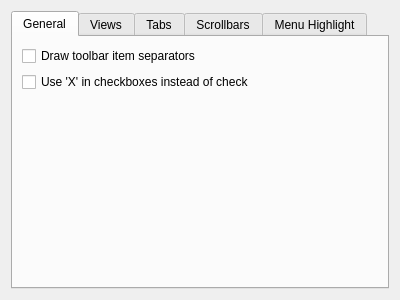
Before: the Qt Designer form kstyles/oxygen/config/ui/oxygenappearanceconfigwidget.ui in mgottschlag/kwin-tiling, drawn with Qt 5.
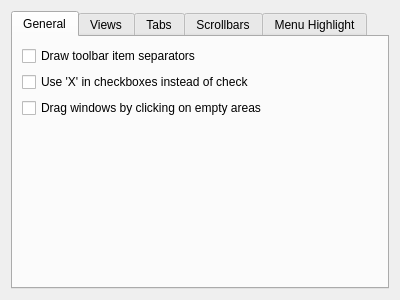
After: the same form once the commit is applied. Custom widgets are drawn as their Qt base class.

Commit message: added option to drag (=move) windows using left mouse button press over empty areas. It is turned ON for the time being in order to gather feedback. It might be turned off before kde4.5 release, depending on use feedback. The option has also been include in the oxygen-settings expert configuration tool

The edit to the form file:
```diff
--- a/kstyles/oxygen/config/ui/oxygenappearanceconfigwidget.ui
+++ b/kstyles/oxygen/config/ui/oxygenappearanceconfigwidget.ui
@@ -35,6 +35,13 @@
          </property>
         </widget>
        </item>
+       <item>
+        <widget class="QCheckBox" name="windowDragEnabled_">
+         <property name="text">
+          <string>Drag windows by clicking on empty areas</string>
+         </property>
+        </widget>
+       </item>
        <item>
         <spacer name="verticalSpacer_3">
          <property name="orientation">
```
The commit also changes 7 other files.
